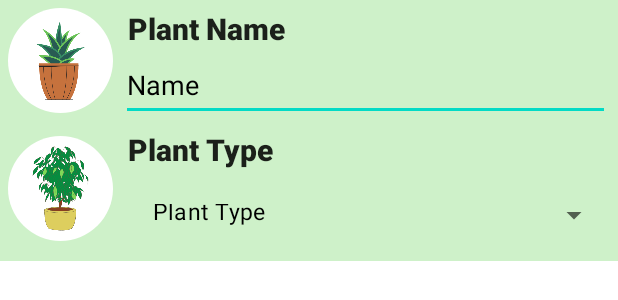
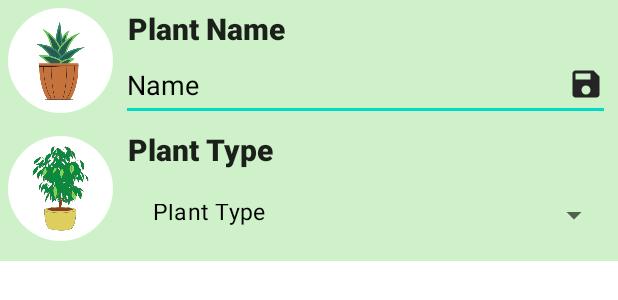
Before and after one commit to aldo-manco-jr/plant-sensor-android, an Android app: the layout fragment_plant_state.xml on its own in the app's theme, with its tools: preview values and no code run, on a phone screen of 412 x 824 dp. Shown: the top 300 px of the screen. Run offline under Robolectric (Android 15) with nearby library versions, the phone set to English and light mode, and no system bars.

Commit message:
sharedpreferences_updated_on_change_plant_data

```diff
--- a/app/src/main/java/org/aldomanco/plantsensor/watering_state/WateringFragment.java
+++ b/app/src/main/java/org/aldomanco/plantsensor/watering_state/WateringFragment.java
@@ -248,7 +248,7 @@ public class WateringFragment extends Fragment {
     public void stopService(View view){
 
         SharedPreferences.Editor editor = sharedPreferences.edit();
-        editor.putBoolean("automatic_water", false);
+        editor.putBoolean("automatic_watering", false);
         editor.apply();
 
         Intent intentService = new Intent(LoggedUserActivity.getLoggedUserActivity(), AutomaticWateringService.class);
--- /dev/null
+++ b/app/src/main/res/drawable/ic_baseline_save_24.xml
@@ -0,0 +1,5 @@
+<vector android:height="24dp" android:tint="#242424"
+    android:viewportHeight="24" android:viewportWidth="24"
+    android:width="24dp" xmlns:android="http://schemas.android.com/apk/res/android">
+    <path android:fillColor="@android:color/white" android:pathData="M17,3L5,3c-1.11,0 -2,0.9 -2,2v14c0,1.1 0.89,2 2,2h14c1.1,0 2,-0.9 2,-2L21,7l-4,-4zM12,19c-1.66,0 -3,-1.34 -3,-3s1.34,-3 3,-3 3,1.34 3,3 -1.34,3 -3,3zM15,9L5,9L5,5h10v4z"/>
+</vector>
--- a/app/src/main/res/layout/fragment_plant_state.xml
+++ b/app/src/main/res/layout/fragment_plant_state.xml
@@ -58,8 +58,8 @@
                     android:minHeight="48dp"
                     android:text="Name"
                     android:layout_marginRight="5dp"
-                    android:layout_marginLeft="5dp"/>
-
+                    android:layout_marginLeft="5dp"
+                    android:drawableRight="@drawable/ic_baseline_save_24" />
 
             </LinearLayout>
 
```
Also changed, not shown: app/src/main/java/org/aldomanco/plantsensor/plant_state/PlantStateFragment.java (+72 -20 lines).
